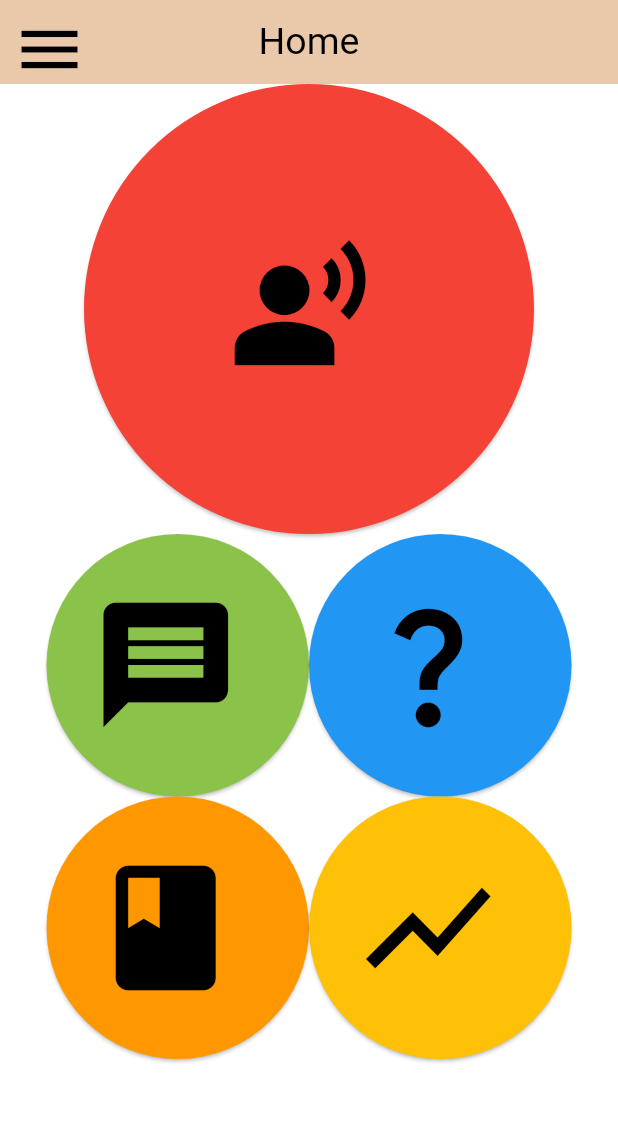
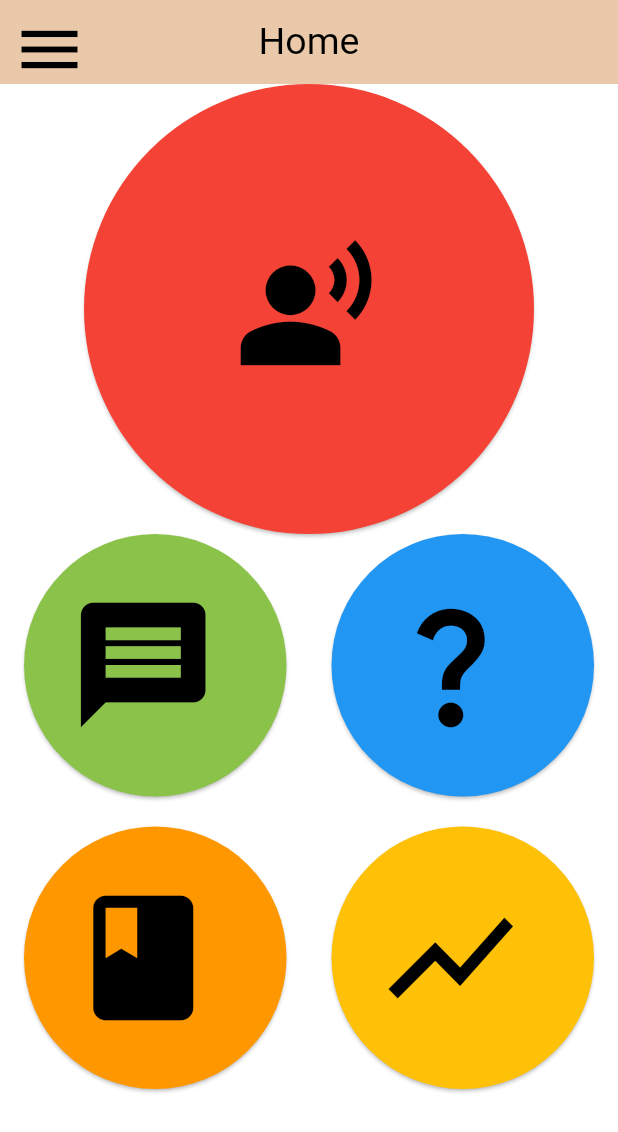
Before and after one commit to Skybird77/CREATE-Challenge-ios-App, a Flutter app: the screen it shows after launch, on a phone screen of 412 x 824 dp. Shown: the top 1132 px of the screen. Run offline on Flutter 3.47's test engine with Material 3 defaults, Android fonts, the phone set to English and light mode, and no system bars; our stand-ins replace shared_preferences.

Commit message:
Padding
I added padding to buttons.

```diff
--- a/create_challenge_ios_app/lib/pages/home_page.dart
+++ b/create_challenge_ios_app/lib/pages/home_page.dart
@@ -41,6 +41,7 @@ class HomePage extends StatelessWidget {
                 Icons.menu,
               ),
             )
+
         ),
         body: SingleChildScrollView(
           child: Column(
@@ -58,7 +59,7 @@ class HomePage extends StatelessWidget {
                     shape: CircleBorder(),
                     fixedSize: Size(300, 300),
                     backgroundColor: globals.getPanicButtonColor,
-
+                    padding: const EdgeInsets.fromLTRB(0.0, 0.0, 0.0, 0.0),
                   )
                 ),
               ),
@@ -84,6 +85,9 @@ class HomePage extends StatelessWidget {
 
                   )
                 ),
+                const Padding(
+                      padding: EdgeInsets.fromLTRB(0.0, 0.0, 30.0, 0.0),
+                    ),
                 ElevatedButton.icon(
                   onPressed: () {
                     Navigator.push(context, MaterialPageRoute(builder: (context) {
@@ -103,6 +107,17 @@ class HomePage extends StatelessWidget {
 
                   )
                 ),
+                const Padding(
+                      padding: EdgeInsets.fromLTRB(0.0, 0.0, 0.0, 0.0),
+                    ),
+                ]
+              ),
+              const Row(
+                mainAxisAlignment: MainAxisAlignment.center,
+                children: <Widget>[
+                Padding(
+                      padding: EdgeInsets.fromLTRB(0.0, 0.0, 0.0, 20.0),
+                    ),
                 ]
               ),
               Row(
@@ -127,6 +142,9 @@ class HomePage extends StatelessWidget {
 
                   )
                 ),
+                const Padding(
+                      padding: EdgeInsets.fromLTRB(0.0, 0.0, 30.0, 0.0),
+                    ),
                 ElevatedButton.icon(
                   onPressed: () {
                     Navigator.push(context, MaterialPageRoute(builder: (context) {
```
